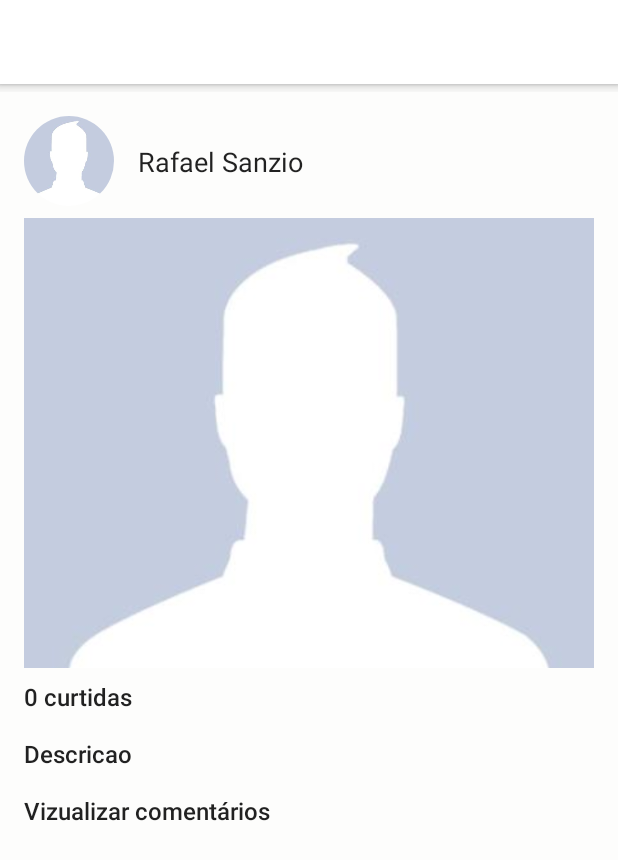
After one commit to RenanAbbade/Datagram, an Android app: the VizualizarPostagemActivity screen opened directly, with no data from a screen before it, on a phone screen of 412 x 824 dp. The commit adds this screen. Shown: the top 860 px of the screen. Run offline under Robolectric (Android 15) with nearby library versions, the light colour scheme and no system bars; our stand-ins replace CircleImageView; pictures from the network do not load.

Commit message:
finalizado publicacao de perfil amigo

```diff
--- a/Datagram/app/build.gradle
+++ b/Datagram/app/build.gradle
@@ -47,7 +47,6 @@ dependencies {
     implementation 'com.nostra13.universalimageloader:universal-image-loader:1.9.5'
 
 
-
 }
 
 
--- a/Datagram/app/src/main/AndroidManifest.xml
+++ b/Datagram/app/src/main/AndroidManifest.xml
@@ -18,7 +18,8 @@
         android:roundIcon="@mipmap/ic_launcher_round"
         android:supportsRtl="true"
         android:theme="@style/AppTheme">
-        <activity android:name=".activity.FiltroActivity"></activity>
+        <activity android:name=".activity.VizualizarPostagemActivity"></activity>
+        <activity android:name=".activity.FiltroActivity" />
         <activity android:name=".activity.PerfilAmigoActivity" />
         <activity
             android:name=".activity.Cadastro2Activity"
--- a/Datagram/app/src/main/java/com/example/datagram/activity/PerfilAmigoActivity.java
+++ b/Datagram/app/src/main/java/com/example/datagram/activity/PerfilAmigoActivity.java
@@ -1,5 +1,6 @@
 package com.example.datagram.activity;
 
+import android.content.Intent;
 import android.graphics.Color;
 import android.net.Uri;
 import android.support.v7.app.AppCompatActivity;
@@ -7,6 +8,7 @@ import android.os.Bundle;
 import android.support.v7.widget.Toolbar;
 import android.util.Log;
 import android.view.View;
+import android.widget.AdapterView;
 import android.widget.Button;
 import android.widget.GridLayout;
 import android.widget.GridView;
@@ -58,6 +60,7 @@ public class PerfilAmigoActivity extends AppCompatActivity {
     private ValueEventListener valueEventListenerPerfilAmigo;
 
     private String idUsuarioLogado;
+    private List<Postagem> postagens;
 
 
     @Override
@@ -101,6 +104,19 @@ public class PerfilAmigoActivity extends AppCompatActivity {
             inicializarImageLoader();
 
             carregarFotosPostagem();
+
+            //aqui saberemos qual dos itens de postagen foi selecionado
+            gridViewPerfil.setOnItemClickListener(new AdapterView.OnItemClickListener() {
+                @Override
+                public void onItemClick(AdapterView<?> parent, View view, int position, long id) {
+                    Postagem postagem = postagens.get(position);
+                    Intent i = new Intent(getApplicationContext(),VizualizarPostagemActivity.class);
+                    i.putExtra("postagem",postagem);
+                    i.putExtra("usuario",usuarioSelecionado);
+                    startActivity(i);
+
+                }
+            });
         }
     }
 
@@ -137,6 +153,7 @@ public class PerfilAmigoActivity extends AppCompatActivity {
     }
 
     public void carregarFotosPostagem(){
+        postagens = new ArrayList<>();
         postagensUsuarioRef.addListenerForSingleValueEvent(new ValueEventListener() {
             @Override
             public void onDataChange(DataSnapshot dataSnapshot) {
@@ -148,7 +165,8 @@ public class PerfilAmigoActivity extends AppCompatActivity {
                 List<String> urlFotos = new ArrayList<>();
                 for(DataSnapshot ds: dataSnapshot.getChildren()){
                     Postagem postagem = ds.getValue(Postagem.class);
-                    urlFotos.add(postagem.getCaminhoFoto());
+                    postagens.add(postagem); // <--array de postagens
+                    urlFotos.add(postagem.getCaminhoFoto()); // <--array de urlfotos
                 }
 
                 int qtdPostagem = urlFotos.size();
--- /dev/null
+++ b/Datagram/app/src/main/java/com/example/datagram/activity/VizualizarPostagemActivity.java
@@ -0,0 +1,77 @@
+package com.example.datagram.activity;
+
+import android.graphics.Color;
+import android.net.Uri;
+import android.support.v7.app.AppCompatActivity;
+import android.os.Bundle;
+import android.support.v7.widget.Toolbar;
+import android.widget.ImageView;
+import android.widget.TextView;
+
+import com.bumptech.glide.Glide;
+import com.example.datagram.R;
+import com.example.datagram.model.Postagem;
+import com.example.datagram.model.Usuario;
+
+import java.net.URI;
+
+import de.hdodenhof.circleimageview.CircleImageView;
+
+public class VizualizarPostagemActivity extends AppCompatActivity {
+
+    private TextView textPerfilPostagem, TextQtdCurtidasPostagem, textDescricaoPostagem,
+                     textVisualizarComentariosPostagem;
+    private ImageView imagePostagemSelecionada;
+    private CircleImageView imagePerfilPostagem;
+
+    @Override
+    protected void onCreate(Bundle savedInstanceState) {
+        super.onCreate(savedInstanceState);
+        setContentView(R.layout.activity_vizualizar_postagem);
+
+        inicializarComponentes();
+
+        //Configurar toolbar
+        Toolbar toolbar = findViewById(R.id.toolbarPrincipal);
+        toolbar.setTitle("Visualizar postagem");
+        toolbar.setTitleTextColor(Color.argb(255,65,105,225));
+        setSupportActionBar(toolbar);
+
+        //recupera dados do perfilamigo
+        Bundle bundle = getIntent().getExtras();
+        if(bundle != null){
+            Postagem postagem = (Postagem) bundle.getSerializable("postagem");
+            Usuario usuario = (Usuario) bundle.getSerializable("usuario");
+
+            //exibe dados user
+            Uri uri = Uri.parse(usuario.getCaminhoFoto());
+            Glide.with(VizualizarPostagemActivity.this)
+                    .load(uri)
+                    .into(imagePerfilPostagem);
+            textPerfilPostagem.setText(usuario.getNome());
+
+            //exibe dados postagem
+            Uri uriPostagem = Uri.parse(postagem.getCaminhoFoto());
+            Glide.with(VizualizarPostagemActivity.this)
+                    .load(uriPostagem)
+                    .into(imagePostagemSelecionada);
+            textDescricaoPostagem.setText(postagem.getDescricao());
+
+        }
+    }
+
+    public void inicializarComponentes(){
+        textPerfilPostagem = findViewById(R.id.textPerfilPostagem);
+        TextQtdCurtidasPostagem = findViewById(R.id.textQtdCurtidas);
+        textDescricaoPostagem = findViewById(R.id.textDescricaoPostagem);
+        textVisualizarComentariosPostagem = findViewById(R.id.textVisualizarComentariosPostagem);
+        imagePostagemSelecionada = findViewById(R.id.ImagePostagemSelecionada);
+        imagePerfilPostagem = findViewById(R.id.ImagePerfilPostagem);
+    }
+
+    @Override
+    public boolean onSupportNavigateUp(){
+        finish();
+        return false;
+    }
+}
--- a/Datagram/app/src/main/java/com/example/datagram/model/Postagem.java
+++ b/Datagram/app/src/main/java/com/example/datagram/model/Postagem.java
@@ -13,7 +13,9 @@ package com.example.datagram.model;
 import com.example.datagram.helper.ConfiguracaoFirebase;
 import com.google.firebase.database.DatabaseReference;
 
-public class Postagem {
+import java.io.Serializable;
+
+public class Postagem implements Serializable {
     private String id;
     private String idUsuario;
     private String descricao;
--- /dev/null
+++ b/Datagram/app/src/main/res/layout/activity_vizualizar_postagem.xml
@@ -0,0 +1,115 @@
+<?xml version="1.0" encoding="utf-8"?>
+<android.support.constraint.ConstraintLayout xmlns:android="http://schemas.android.com/apk/res/android"
+    xmlns:app="http://schemas.android.com/apk/res-auto"
+    xmlns:tools="http://schemas.android.com/tools"
+    android:layout_width="match_parent"
+    android:layout_height="match_parent"
+    tools:context=".activity.VizualizarPostagemActivity">
+
+    <include
+        android:id="@+id/include"
+        layout="@layout/toolbar" />
+
+    <include
+        layout="@layout/toolbar"
+        app:layout_constraintEnd_toEndOf="parent"
+        app:layout_constraintStart_toStartOf="parent"
+        app:layout_constraintTop_toTopOf="parent" />
+
+    <de.hdodenhof.circleimageview.CircleImageView
+        android:id="@+id/ImagePerfilPostagem"
+        android:layout_width="60dp"
+        android:layout_height="60dp"
+        android:layout_marginStart="16dp"
+        android:layout_marginLeft="16dp"
+        android:layout_marginTop="16dp"
+        android:src="@drawable/avatar"
+        app:layout_constraintStart_toStartOf="parent"
+        app:layout_constraintTop_toBottomOf="@+id/include" />
+
+    <TextView
+        android:id="@+id/textPerfilPostagem"
+        android:layout_width="0dp"
+        android:layout_height="wrap_content"
+        android:layout_marginStart="16dp"
+        android:layout_marginLeft="16dp"
+        android:layout_marginTop="8dp"
+        android:layout_marginEnd="16dp"
+        android:layout_marginRight="16dp"
+        android:layout_marginBottom="8dp"
+        android:text="Rafael Sanzio"
+        android:textAppearance="@style/TextAppearance.AppCompat.Body2"
+        android:textSize="18sp"
+        app:fontFamily="sans-serif"
+        app:layout_constraintBottom_toBottomOf="@+id/ImagePerfilPostagem"
+        app:layout_constraintEnd_toEndOf="parent"
+        app:layout_constraintStart_toEndOf="@+id/ImagePerfilPostagem"
+        app:layout_constraintTop_toTopOf="@+id/ImagePerfilPostagem" />
+
+    <ImageView
+        android:id="@+id/ImagePostagemSelecionada"
+        android:layout_width="0dp"
+        android:layout_height="300dp"
+        android:layout_marginStart="16dp"
+        android:layout_marginLeft="16dp"
+        android:layout_marginTop="8dp"
+        android:layout_marginEnd="16dp"
+        android:layout_marginRight="16dp"
+        android:scaleType="centerCrop"
+        app:layout_constraintEnd_toEndOf="parent"
+        app:layout_constraintStart_toStartOf="parent"
+        app:layout_constraintTop_toBottomOf="@+id/ImagePerfilPostagem"
+        app:srcCompat="@drawable/avatar" />
+
+    <TextView
+        android:id="@+id/textQtdCurtidas"
+        android:layout_width="0dp"
+        android:layout_height="wrap_content"
+        android:layout_marginStart="16dp"
+        android:layout_marginLeft="16dp"
+        android:layout_marginTop="8dp"
+        android:layout_marginEnd="16dp"
+        android:layout_marginRight="16dp"
+        android:text="0 curtidas"
+        android:textAppearance="@style/TextAppearance.AppCompat.Body2"
+        android:textSize="16sp"
+        app:layout_constraintEnd_toEndOf="parent"
+        app:layout_constraintStart_toStartOf="parent"
+        app:layout_constraintTop_toBottomOf="@+id/ImagePostagemSelecionada" />
+
+    <TextView
+        android:id="@+id/textDescricaoPostagem"
+        android:layout_width="0dp"
+        android:layout_height="wrap_content"
+        android:layout_marginStart="16dp"
+        android:layout_marginLeft="16dp"
+        android:layout_marginTop="16dp"
+        android:layout_marginEnd="16dp"
+        android:layout_marginRight="16dp"
+        android:text="Descricao"
+        android:textAppearance="@style/TextAppearance.AppCompat.Body2"
+        android:textSize="16sp"
+        app:layout_constraintEnd_toEndOf="parent"
+        app:layout_constraintHorizontal_bias="0.0"
+        app:layout_constraintStart_toStartOf="parent"
+        app:layout_constraintTop_toBottomOf="@+id/textQtdCurtidas" />
+
+    <TextView
+        android:id="@+id/textVisualizarComentariosPostagem"
+        android:layout_width="0dp"
+        android:layout_height="wrap_content"
+        android:layout_marginStart="16dp"
+        android:layout_marginLeft="16dp"
+        android:layout_marginTop="16dp"
+        android:layout_marginEnd="16dp"
+        android:layout_marginRight="16dp"
+        android:text="Vizualizar comentários"
+        android:textAppearance="@style/TextAppearance.AppCompat.Body2"
+        android:textSize="16sp"
+        app:layout_constraintEnd_toEndOf="parent"
+        app:layout_constraintHorizontal_bias="0.0"
+        app:layout_constraintStart_toStartOf="parent"
+        app:layout_constraintTop_toBottomOf="@+id/textDescricaoPostagem" />
+
+
+</android.support.constraint.ConstraintLayout>
```
